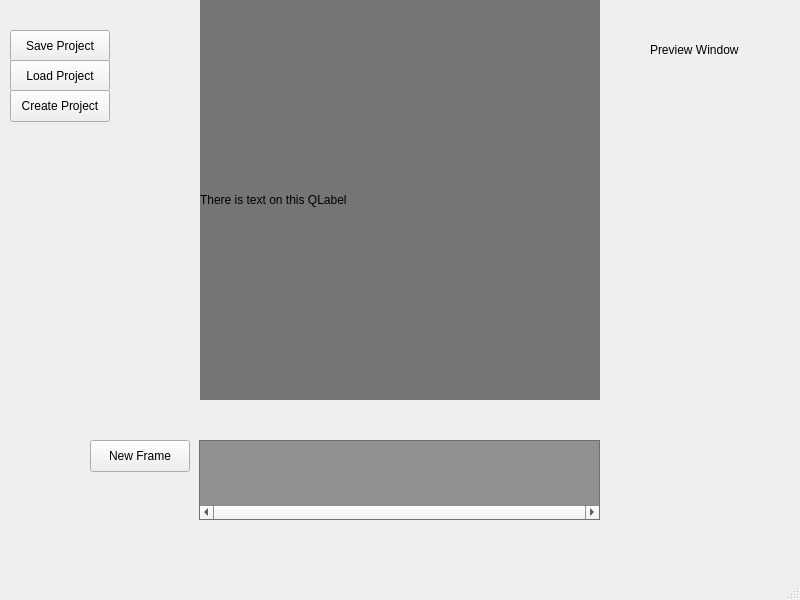
NCChacki/CS3505-Software2-SpriteEditor, file Foorge/mainwindow.ui: the form before one commit.
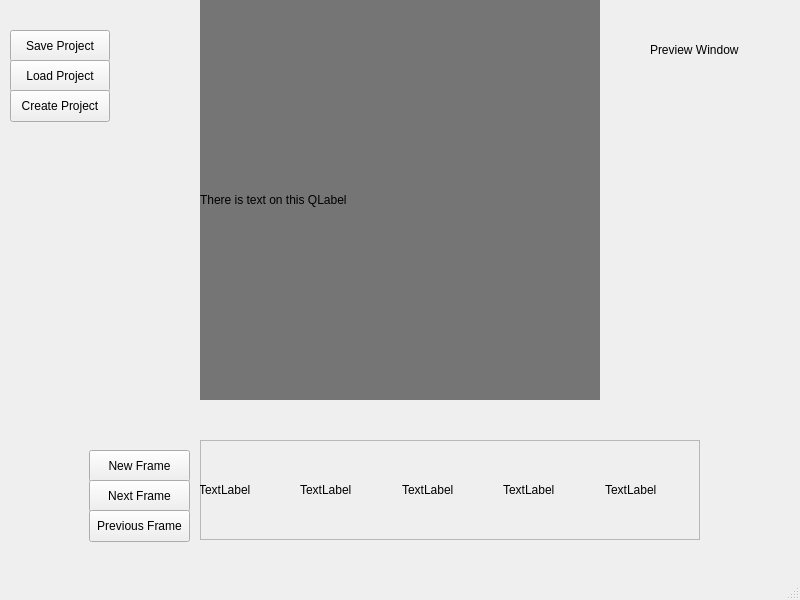
The form after the commit. Custom widgets are drawn as their Qt base class.

Commit message: Started frame preview window

```diff
--- a/Foorge/mainwindow.ui
+++ b/Foorge/mainwindow.ui
@@ -213,106 +213,106 @@
      <string>Preview Window</string>
     </property>
    </widget>
-   <widget class="QScrollArea" name="previewScrollArea">
+   <widget class="QPushButton" name="newFrameButton">
     <property name="geometry">
      <rect>
-      <x>199</x>
+      <x>89</x>
+      <y>450</y>
+      <width>101</width>
+      <height>32</height>
+     </rect>
+    </property>
+    <property name="text">
+     <string>New Frame</string>
+    </property>
+   </widget>
+   <widget class="QFrame" name="frame">
+    <property name="geometry">
+     <rect>
+      <x>200</x>
       <y>440</y>
-      <width>401</width>
-      <height>80</height>
+      <width>500</width>
+      <height>100</height>
      </rect>
     </property>
-    <property name="palette">
-     <palette>
-      <active>
-       <colorrole role="Window">
-        <brush brushstyle="SolidPattern">
-         <color alpha="255">
-          <red>145</red>
-          <green>145</green>
-          <blue>145</blue>
-         </color>
-        </brush>
-       </colorrole>
-      </active>
-      <inactive>
-       <colorrole role="Window">
-        <brush brushstyle="SolidPattern">
-         <color alpha="255">
-          <red>145</red>
-          <green>145</green>
-          <blue>145</blue>
-         </color>
-        </brush>
-       </colorrole>
-      </inactive>
-      <disabled>
-       <colorrole role="Base">
-        <brush brushstyle="SolidPattern">
-         <color alpha="255">
-          <red>145</red>
-          <green>145</green>
-          <blue>145</blue>
-         </color>
-        </brush>
-       </colorrole>
-       <colorrole role="Window">
-        <brush brushstyle="SolidPattern">
-         <color alpha="255">
-          <red>145</red>
-          <green>145</green>
-          <blue>145</blue>
-         </color>
-        </brush>
-       </colorrole>
-      </disabled>
-     </palette>
+    <property name="frameShape">
+     <enum>QFrame::StyledPanel</enum>
     </property>
-    <property name="autoFillBackground">
-     <bool>true</bool>
+    <property name="frameShadow">
+     <enum>QFrame::Raised</enum>
     </property>
-    <property name="verticalScrollBarPolicy">
-     <enum>Qt::ScrollBarAlwaysOff</enum>
-    </property>
-    <property name="horizontalScrollBarPolicy">
-     <enum>Qt::ScrollBarAlwaysOn</enum>
-    </property>
-    <property name="widgetResizable">
-     <bool>true</bool>
-    </property>
-    <widget class="QWidget" name="scrollAreaWidgetContents">
+    <widget class="QWidget" name="horizontalLayoutWidget">
      <property name="geometry">
       <rect>
-       <x>0</x>
-       <y>0</y>
-       <width>399</width>
-       <height>78</height>
+       <x>-1</x>
+       <y>-1</y>
+       <width>501</width>
+       <height>101</height>
       </rect>
      </property>
-     <widget class="QWidget" name="horizontalLayoutWidget">
-      <property name="geometry">
-       <rect>
-        <x>-1</x>
-        <y>-1</y>
-        <width>401</width>
-        <height>81</height>
-       </rect>
-      </property>
-      <layout class="QHBoxLayout" name="horizontalLayout"/>
-     </widget>
+     <layout class="QHBoxLayout" name="horizontalLayout">
+      <item>
+       <widget class="QLabel" name="frameLabel1">
+        <property name="text">
+         <string>TextLabel</string>
+        </property>
+       </widget>
+      </item>
+      <item>
+       <widget class="QLabel" name="frameLabel2">
+        <property name="text">
+         <string>TextLabel</string>
+        </property>
+       </widget>
+      </item>
+      <item>
+       <widget class="QLabel" name="frameLabel3">
+        <property name="text">
+         <string>TextLabel</string>
+        </property>
+       </widget>
+      </item>
+      <item>
+       <widget class="QLabel" name="frameLabel4">
+        <property name="text">
+         <string>TextLabel</string>
+        </property>
+       </widget>
+      </item>
+      <item>
+       <widget class="QLabel" name="frameLabel5">
+        <property name="text">
+         <string>TextLabel</string>
+        </property>
+       </widget>
+      </item>
+     </layout>
     </widget>
    </widget>
-   <widget class="QPushButton" name="newFrameButton">
+   <widget class="QPushButton" name="previousFrameButton">
     <property name="geometry">
      <rect>
-      <x>90</x>
-      <y>440</y>
-      <width>100</width>
+      <x>89</x>
+      <y>480</y>
+      <width>101</width>
       <height>32</height>
      </rect>
     </property>
     <property name="text">
-     <string>New Frame</string>
+     <string>Next Frame</string>
+    </property>
+   </widget>
+   <widget class="QPushButton" name="nextFrameButton">
+    <property name="geometry">
+     <rect>
+      <x>89</x>
+      <y>510</y>
+      <width>101</width>
+      <height>32</height>
+     </rect>
+    </property>
+    <property name="text">
+     <string>Previous Frame</string>
     </property>
    </widget>
   </widget>
```
The commit also changes 13 other files.
